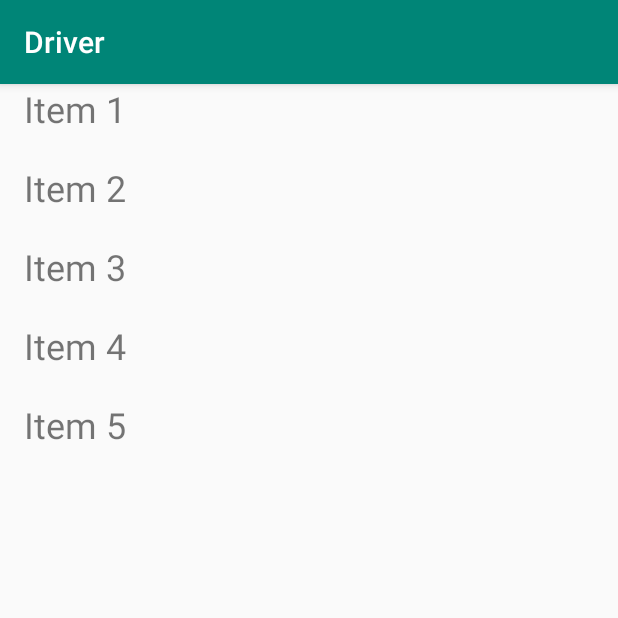
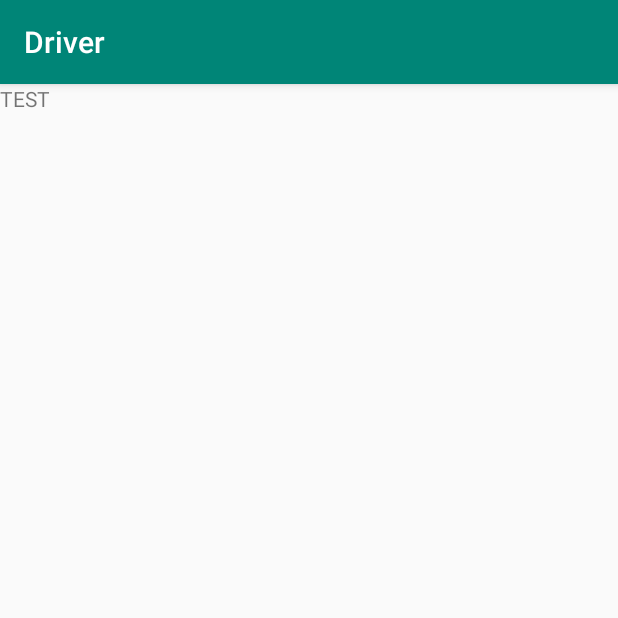
Before and after one commit to arfeen-m/Driver, an Android app: the StudentFragment screen opened through its navigation route, after a tap on an icon or button, on a phone screen of 412 x 824 dp, the top half of it. Run offline under Robolectric (Android 15) with nearby library versions, the phone set to English and light mode, and no system bars; our stand-ins replace data binding.

Commit message:
Added new StudentDetailFragment.kt Changed navigation from StudentFragment.kt to go to student details fragment

```diff
--- a/app/build.gradle
+++ b/app/build.gradle
@@ -54,6 +54,7 @@ dependencies {
 
 
     implementation 'com.android.support:support-v4:28.0.0'
+    implementation 'androidx.legacy:legacy-support-v4:1.0.0'
     testImplementation 'junit:junit:4.12'
     androidTestImplementation 'com.android.support.test:runner:1.0.2'
     androidTestImplementation 'com.android.support.test.espresso:espresso-core:3.0.2'
--- a/app/src/main/java/com/myapps/android/driver/feature/student/StudentFragment.kt
+++ b/app/src/main/java/com/myapps/android/driver/feature/student/StudentFragment.kt
@@ -7,9 +7,13 @@ import android.view.View
 import android.widget.Toast
 import androidx.fragment.app.Fragment
 import androidx.lifecycle.ViewModelProviders
+import androidx.navigation.fragment.findNavController
 import com.myapps.android.driver.R
 import com.myapps.android.driver.data.StudentItem
 import com.myapps.android.driver.databinding.StudentFragmentBinding
+import com.myapps.android.driver.feature.profile.ProfileFragmentDirections
+import com.myapps.android.driver.feature.student.details.StudentDetailFragment
+import kotlinx.android.synthetic.main.activity_main.*
 import kotlinx.android.synthetic.main.student_fragment.*
 
 
@@ -41,6 +45,7 @@ class StudentFragment : Fragment(R.layout.student_fragment), StudentAdapter.OnIt
 
     override fun onItemClick(position: Int) {
         Toast.makeText(context,"Item $position clicked", Toast.LENGTH_SHORT).show()
+        this.findNavController().navigate(StudentFragmentDirections.actionStudentFragmentToStudentDetailFragment())
     }
 
 
--- /dev/null
+++ b/app/src/main/java/com/myapps/android/driver/feature/student/details/StudentDetailFragment.kt
@@ -0,0 +1,25 @@
+package com.myapps.android.driver.feature.student.details
+
+import android.os.Bundle
+import androidx.fragment.app.Fragment
+import android.view.LayoutInflater
+import android.view.View
+import android.view.ViewGroup
+import com.myapps.android.driver.R
+import kotlinx.android.synthetic.main.student_detail_fragment.*
+
+
+class StudentDetailFragment : Fragment(R.layout.student_detail_fragment) {
+
+
+    override fun onCreate(savedInstanceState: Bundle?) {
+        super.onCreate(savedInstanceState)
+    }
+
+    override fun onViewCreated(view: View, savedInstanceState: Bundle?) {
+        super.onViewCreated(view, savedInstanceState)
+
+        student_detail.text = "TEST"
+    }
+
+}
--- /dev/null
+++ b/app/src/main/res/layout/student_detail_fragment.xml
@@ -0,0 +1,15 @@
+<?xml version="1.0" encoding="utf-8"?>
+<FrameLayout xmlns:android="http://schemas.android.com/apk/res/android"
+        xmlns:tools="http://schemas.android.com/tools"
+        android:layout_width="match_parent"
+        android:layout_height="match_parent"
+        tools:context=".feature.student.details.StudentDetailFragment">
+
+    <!-- TODO: Update blank fragment layout -->
+    <TextView
+            android:layout_width="match_parent"
+            android:layout_height="match_parent"
+            android:id="@+id/student_detail"
+            tools:text="@string/hello_blank_fragment" />
+
+</FrameLayout>
--- a/app/src/main/res/navigation/navigation.xml
+++ b/app/src/main/res/navigation/navigation.xml
@@ -26,5 +26,14 @@
             android:id="@+id/studentFragment"
             android:name="com.myapps.android.driver.feature.student.StudentFragment"
             android:label="fragment_student"
-            tools:layout="@layout/student_fragment" />
+            tools:layout="@layout/student_fragment" >
+        <action
+                android:id="@+id/action_studentFragment_to_studentDetailFragment"
+                app:destination="@id/studentDetailFragment" />
+    </fragment>
+    <fragment
+            android:id="@+id/studentDetailFragment"
+            android:name="com.myapps.android.driver.feature.student.details.StudentDetailFragment"
+            android:label="student_detail_fragment"
+            tools:layout="@layout/student_detail_fragment" />
 </navigation>
```
